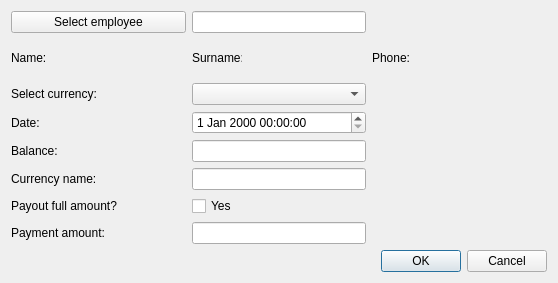
Above: OrmasAdmin/OrmasAdmin/CreateWdwDlg.ui from Dalerjon/TheOrmasProejct before the change. Below: the same form after it.
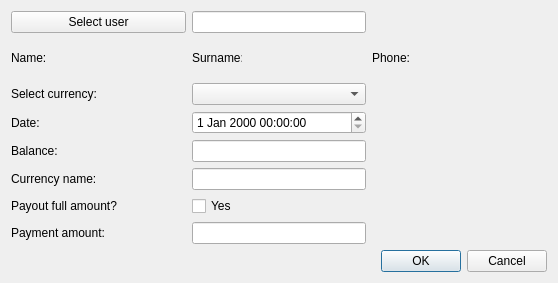
That is the form after the change.

Diff of the .ui file:
```diff
--- a/OrmasAdmin/OrmasAdmin/CreateWdwDlg.ui
+++ b/OrmasAdmin/OrmasAdmin/CreateWdwDlg.ui
@@ -237,7 +237,7 @@
       </size>
      </property>
      <property name="text">
-      <string>Select employee</string>
+      <string>Select user</string>
      </property>
     </widget>
    </item>
```
Left out of the diff: 6 changed lines with no effect on the pictures.
